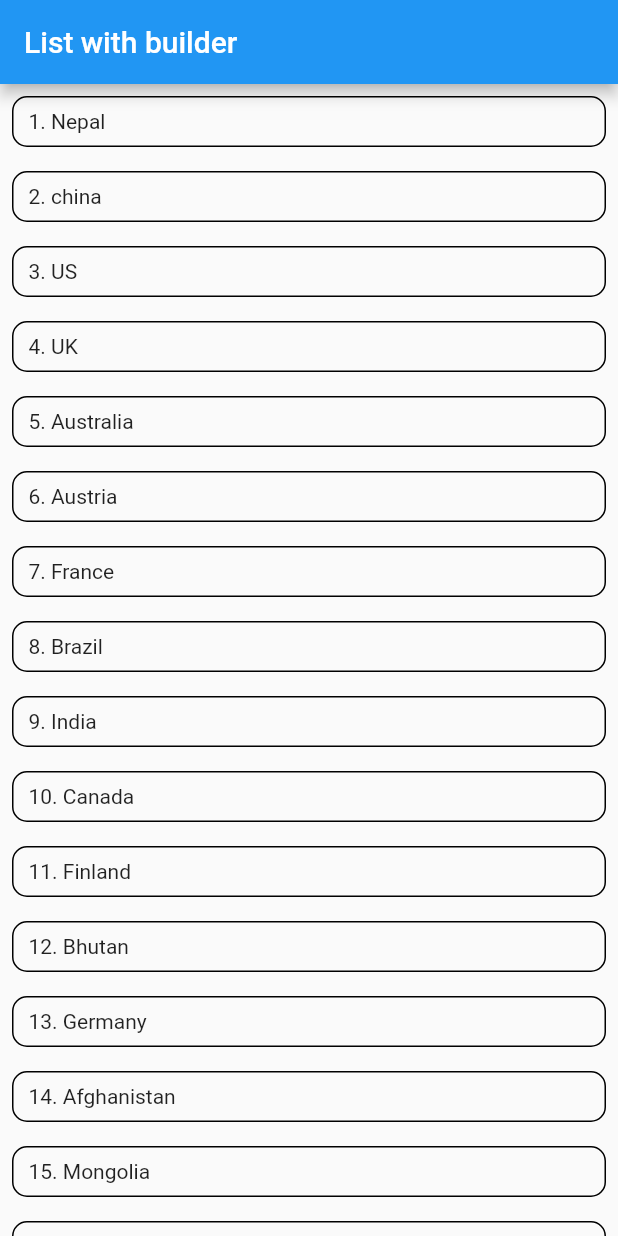
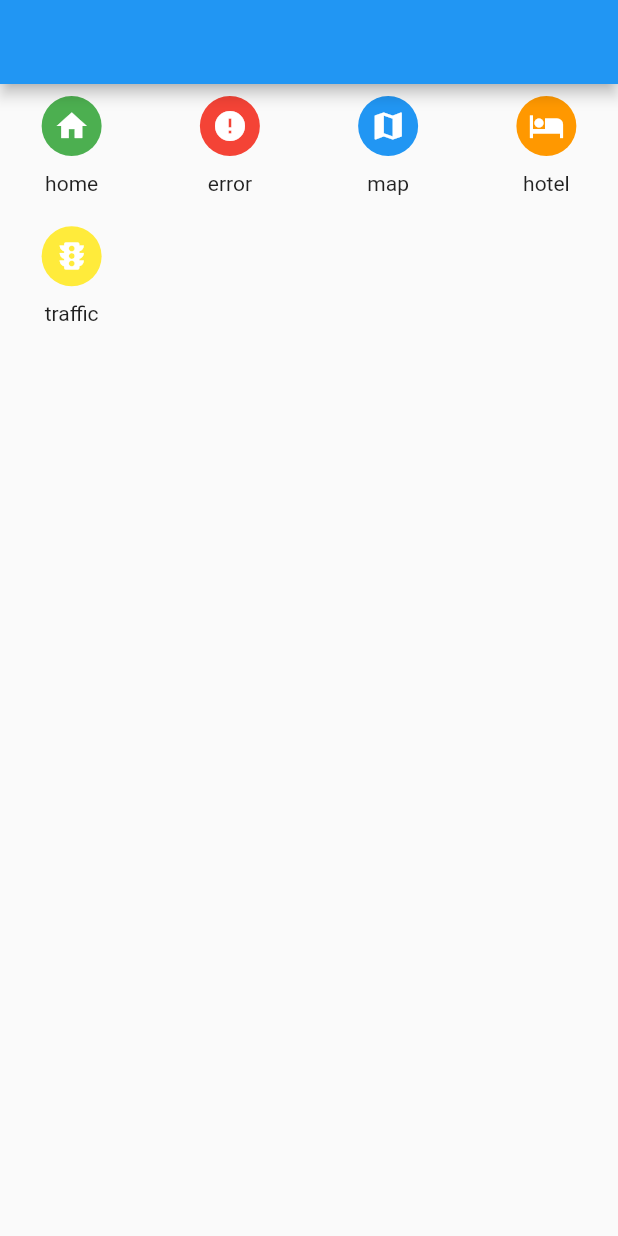
Before and after one commit to hmmisthisgood/broadway-april, a Flutter app: the screen it shows after launch, on a phone screen of 412 x 824 dp. Run offline on Flutter 3.47's test engine with Material 2 defaults, Android fonts, the phone set to English and light mode, and no system bars; our stand-ins replace flutter_svg.

Commit message:
used grid view

```diff
--- /dev/null
+++ b/first_app/lib/grid_view_screen.dart
@@ -0,0 +1,65 @@
+import 'package:flutter/cupertino.dart';
+import 'package:flutter/material.dart';
+
+import 'package:flutter_svg/flutter_svg.dart';
+
+class GridViewScreen extends StatelessWidget {
+  List<Item> items = [
+    Item(color: Colors.green, icon: Icons.home, name: "home"),
+    Item(color: Colors.red, icon: Icons.error, name: "error"),
+    Item(color: Colors.blue, icon: Icons.map, name: "map"),
+    Item(color: Colors.orange, icon: Icons.hotel, name: "hotel"),
+    Item(color: Colors.yellow, icon: Icons.traffic, name: "traffic")
+  ];
+
+  List itemsMap = [
+    {"color": Colors.green, "icon": Icons.h_mobiledata, "name": "Home"},
+    {"color": Colors.green, "icon": Icons.h_mobiledata, "name": "Home"},
+    {"color": Colors.green, "icon": Icons.h_mobiledata, "name": "Home"},
+    {"color": Colors.green, "icon": Icons.h_mobiledata, "name": "Home"},
+  ];
+  @override
+  Widget build(BuildContext context) {
+    return Scaffold(
+      appBar: AppBar(),
+      body: GridView.builder(
+        scrollDirection: Axis.vertical,
+        itemCount: items.length, //
+        gridDelegate: SliverGridDelegateWithFixedCrossAxisCount(
+            crossAxisCount: 4,
+            crossAxisSpacing: 10,
+            childAspectRatio: 1.1 // 1/3
+            ),
+        itemBuilder: (context, index) {
+          return Padding(
+            padding: const EdgeInsets.all(8.0),
+            child: Container(
+              child: Column(
+                children: [
+                  Container(
+                    decoration: BoxDecoration(
+                        shape: BoxShape.circle, color: items[index].color),
+                    padding: EdgeInsets.all(8),
+                    child: Icon(
+                      items[index].icon,
+                      color: Colors.white,
+                    ),
+                  ),
+                  SizedBox(height: 10),
+                  Text(items[index].name), //names[2]
+                ],
+              ),
+            ),
+          );
+        },
+      ),
+    );
+  }
+}
+
+class Item {
+  String name;
+  IconData icon;
+  Color color;
+  Item({required this.name, required this.icon, required this.color});
+}
--- a/first_app/lib/list_view_with_builder.dart
+++ b/first_app/lib/list_view_with_builder.dart
@@ -40,7 +40,9 @@ class ListWithBuilderScreen extends StatelessWidget {
             padding: EdgeInsets.symmetric(horizontal: 10, vertical: 8),
             margin: EdgeInsets.symmetric(horizontal: 8, vertical: 8),
             decoration: BoxDecoration(
-                border: Border.all(), borderRadius: BorderRadius.circular(10)),
+              border: Border.all(),
+              borderRadius: BorderRadius.circular(10),
+            ),
             child: Text("${index + 1}. $currentCountry"),
           );
         },
--- a/first_app/lib/main.dart
+++ b/first_app/lib/main.dart
@@ -1,3 +1,4 @@
+import 'package:first_app/grid_view_screen.dart';
 import 'package:first_app/row_columns.dart';
 import 'package:flutter/material.dart';
 import 'home.dart';
@@ -22,7 +23,7 @@ class OurApp extends StatelessWidget {
   Widget build(BuildContext context) {
     // final whiteRgb = Color.fromRGBO(r, g, b, opacity);
 
-    return MaterialApp(title: "Our app", home: ListWithBuilderScreen()
+    return MaterialApp(title: "Our app", home: GridViewScreen()
         //  RowAndColumns(),
         );
   }
--- a/first_app/pubspec.yaml
+++ b/first_app/pubspec.yaml
@@ -31,6 +31,7 @@ dependencies:
   # The following adds the Cupertino Icons font to your application.
   # Use with the CupertinoIcons class for iOS style icons.
   cupertino_icons: ^1.0.2
+  flutter_svg: ^1.0.3
 
 dev_dependencies:
   flutter_test:
```
Also changed, not shown: first_app/pubspec.lock.
